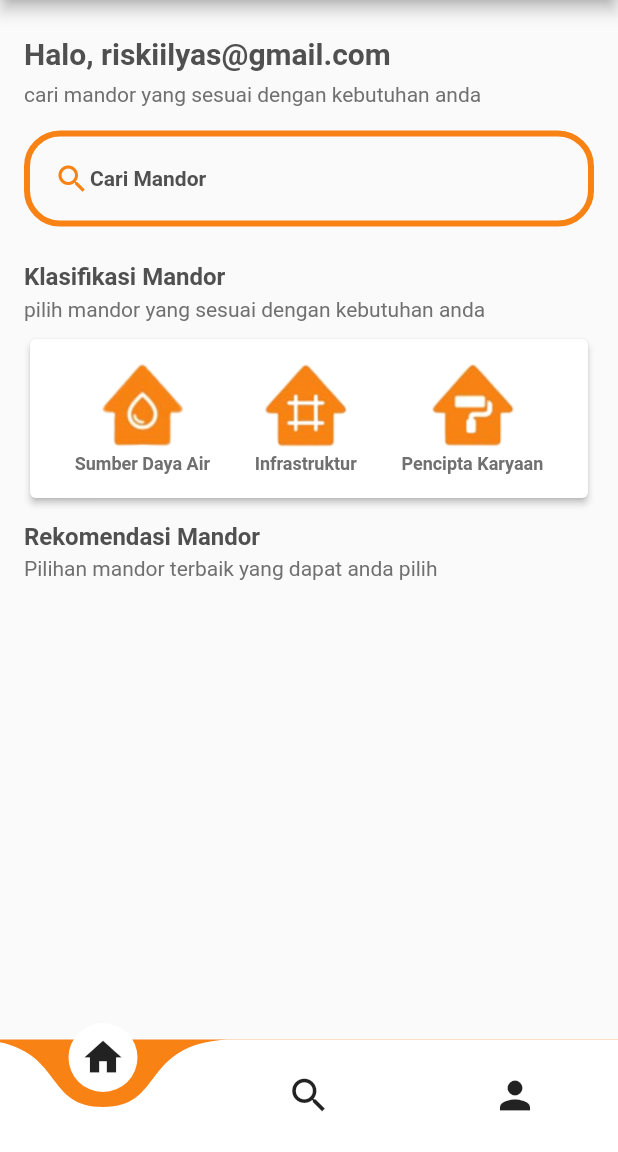
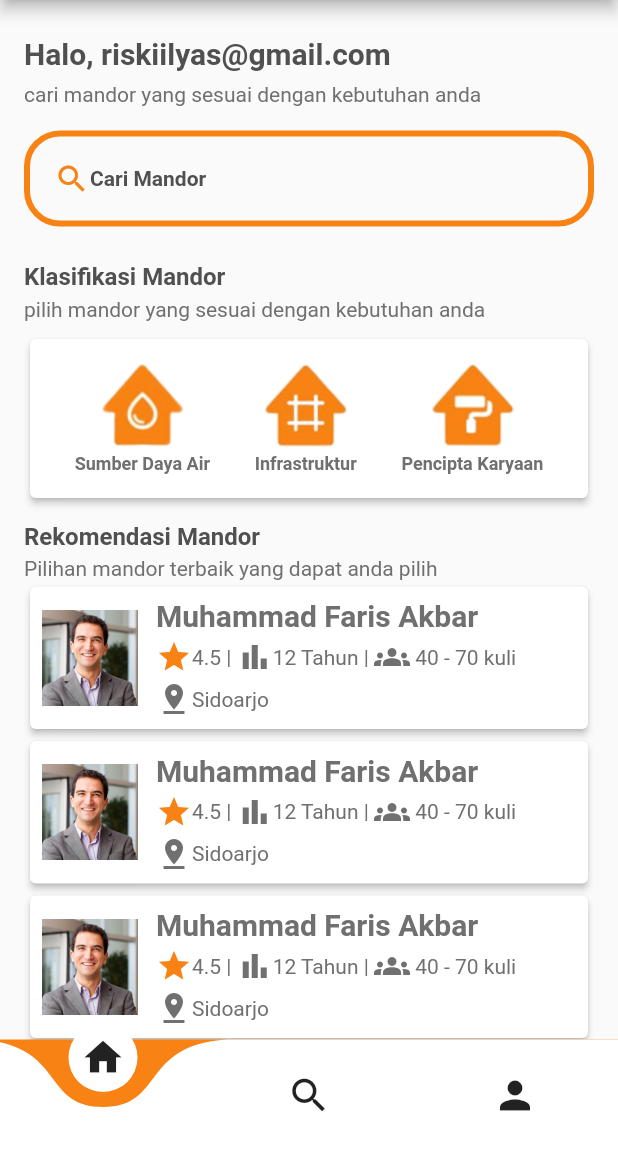
Before and after one commit to riskiilyas/Quliku, a Flutter app: the HomeScreen screen opened directly, on a phone screen of 412 x 824 dp, the part 84-1236 px from its top. Run offline on Flutter 3.47's test engine with Material 2 defaults, Android fonts, the phone set to English and light mode, and no system bars; drawn by our look-alikes of curved_navigation_bar; our stand-ins replace get.

Commit message:
finish homepage

```diff
--- a/lib/screen/home_screen.dart
+++ b/lib/screen/home_screen.dart
@@ -2,6 +2,7 @@ import 'package:curved_navigation_bar/curved_navigation_bar.dart';
 import 'package:flutter/material.dart';
 import 'package:quliku/util/Constants.dart';
 import 'package:quliku/widget/custom_klasifikasi_button.dart';
+import 'package:quliku/widget/custom_mandor_item.dart';
 
 class HomeScreen extends StatefulWidget {
   const HomeScreen({super.key});
@@ -33,12 +34,13 @@ class _MyHomePageState extends State<HomeScreen> {
       ),
       body: SafeArea(
         child: Container(
-          padding: const EdgeInsets.symmetric(vertical: 24, horizontal: 16),
+          padding: const EdgeInsets.symmetric(horizontal: 16, vertical: 0),
           child: Column(
             children: [
               Expanded(
                 child: ListView(
                   children: [
+                    const SizedBox(height: 24,),
                     const Text(
                       "Halo, riskiilyas@gmail.com",
                       style: TextStyle(
@@ -147,6 +149,39 @@ class _MyHomePageState extends State<HomeScreen> {
                         color: Constants.COLOR_TEXT,
                       ),
                     ),
+                    MandorItem(
+                        fullname: "Muhammad Faris Akbar",
+                        rating: 4.5,
+                        experience: 12,
+                        rangeKuli: "40 - 70 kuli",
+                        location: "Sidoarjo",
+                        imgUrl: "assets/dummy-profile.png",
+                        onPressed: () => {}),
+                    MandorItem(
+                        fullname: "Muhammad Faris Akbar",
+                        rating: 4.5,
+                        experience: 12,
+                        rangeKuli: "40 - 70 kuli",
+                        location: "Sidoarjo",
+                        imgUrl: "assets/dummy-profile.png",
+                        onPressed: () => {}),
+                    MandorItem(
+                        fullname: "Muhammad Faris Akbar",
+                        rating: 4.5,
+                        experience: 12,
+                        rangeKuli: "40 - 70 kuli",
+                        location: "Sidoarjo",
+                        imgUrl: "assets/dummy-profile.png",
+                        onPressed: () => {}),
+                    MandorItem(
+                        fullname: "Muhammad Faris Akbar",
+                        rating: 4.5,
+                        experience: 12,
+                        rangeKuli: "40 - 70 kuli",
+                        location: "Sidoarjo",
+                        imgUrl: "assets/dummy-profile.png",
+                        onPressed: () => {}),
+                    const SizedBox(height: 24,),
                   ],
                 ),
               )
--- a/lib/widget/custom_mandor_item.dart
+++ b/lib/widget/custom_mandor_item.dart
@@ -1,14 +1,22 @@
 import 'package:flutter/material.dart';
 import 'package:quliku/util/Constants.dart';
 
-class KlasifikasiButton extends StatelessWidget {
-  final String text;
+class MandorItem extends StatelessWidget {
+  final String fullname;
+  final double rating;
+  final int experience;
+  final String rangeKuli;
+  final String location;
   final String imgUrl;
   final Function() onPressed;
 
-  const KlasifikasiButton(
+  const MandorItem(
       {Key? key,
-        required this.text,
+        required this.fullname,
+        required this.rating,
+        required this.experience,
+        required this.rangeKuli,
+        required this.location,
         required this.imgUrl,
         required this.onPressed})
       : super(key: key);
@@ -17,29 +25,76 @@ class KlasifikasiButton extends StatelessWidget {
   Widget build(BuildContext context) {
     return InkWell(
       onTap: onPressed,
-      child: Column(
-        mainAxisAlignment: MainAxisAlignment.center,
-        crossAxisAlignment: CrossAxisAlignment.center,
+      child: Card(
+        elevation: 2,
+        child: Padding(
+          padding: const EdgeInsets.all(8.0),
+          child: Row(
             children: [
               Center(
                 child: SizedBox(
-              width: 56,
+                  width: 64,
                   child: Image.asset(
                     imgUrl,
                     fit: BoxFit.fill,
                   ),
                 ),
               ),
-          const SizedBox(height: 4,),
+              const SizedBox(width: 12,),
+              Column(
+                crossAxisAlignment: CrossAxisAlignment.start,
+                children: [
                   Text(
-            text,
+                    fullname,
                     style: const TextStyle(
                       color: Constants.COLOR_TEXT,
-                fontWeight: FontWeight.bold,
-                fontSize: 12
+                      fontSize: 20,
+                      fontWeight: FontWeight.bold
                     ),
+                  ),
+                  const SizedBox(height: 4,),
+                  Row(
+                    children: [
+                      const Icon(Icons.star, color: Constants.COLOR_MAIN,),
+                      Text(
+                        "$rating | ",
+                        style: const TextStyle(
+                          color: Constants.COLOR_TEXT,
+                        ),
+                      ),
+                      const Icon(Icons.bar_chart, color: Constants.COLOR_TEXT,),
+                      Text(
+                        "$experience Tahun | ",
+                        style: const TextStyle(
+                          color: Constants.COLOR_TEXT,
+                        ),
+                      ),
+                      const Icon(Icons.groups, color: Constants.COLOR_TEXT,),
+                      Text(
+                        " $rangeKuli",
+                        style: const TextStyle(
+                          color: Constants.COLOR_TEXT,
+                        ),
+                      ),
+                    ],
+                  ),
+                  const SizedBox(height: 4,),
+                  Row(
+                    children: [
+                      const Icon(Icons.pin_drop, color: Constants.COLOR_TEXT,),
+                      Text(
+                        location,
+                        style: const TextStyle(
+                          color: Constants.COLOR_TEXT,
+                        ),
+                      ),
+                    ],
                   )
                 ],
+              )
+            ],
+          ),
+        ),
       ),
     );
   }
```
Lines whose indentation alone changed are shown as unchanged.
